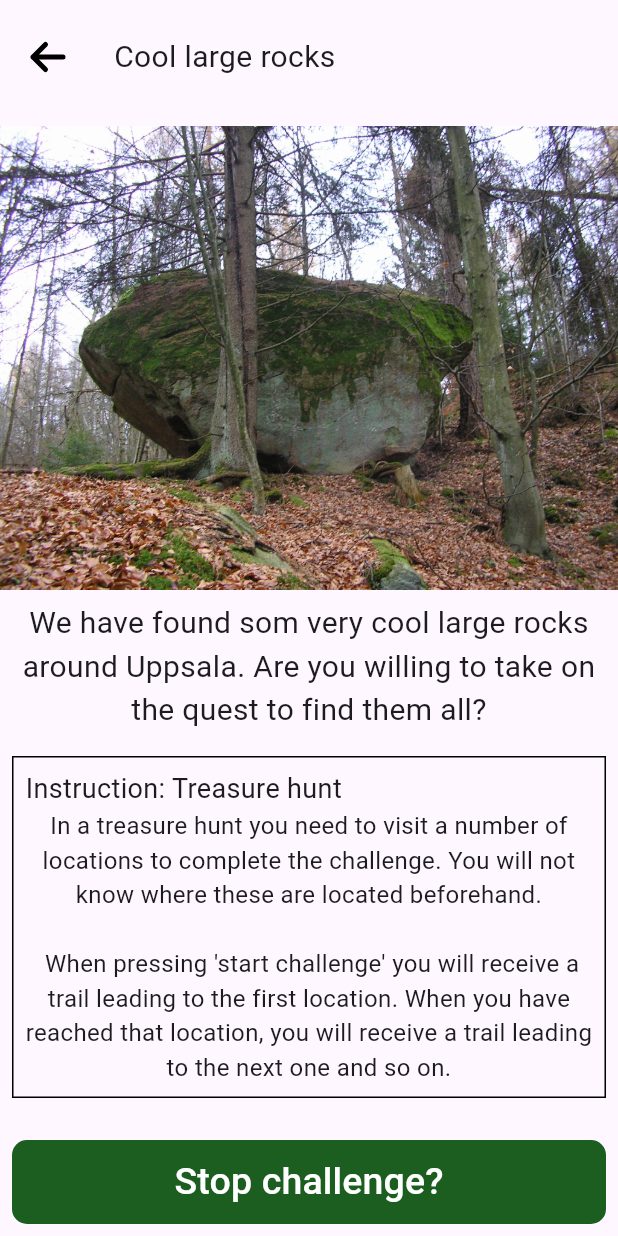
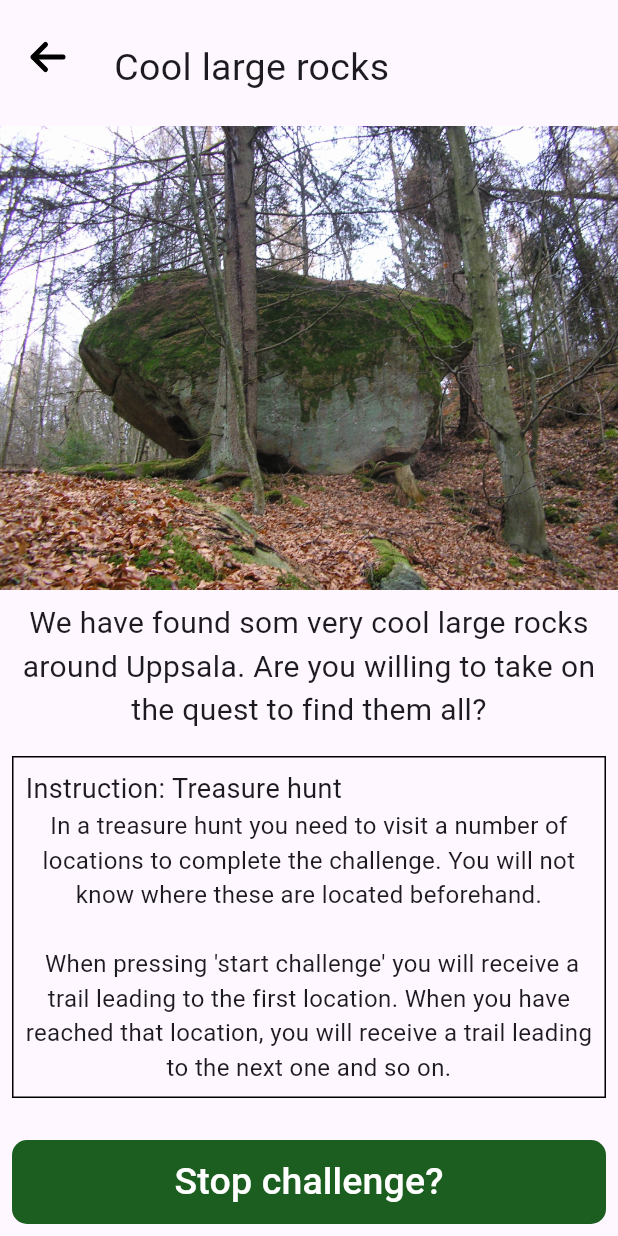
Before and after one commit to Miro-Ali-Akbar/DSP-Fikon, a Flutter app: the screen it shows after launch, after a tap on "Cool large rocks", on a phone screen of 412 x 824 dp. Run offline on Flutter 3.47's test engine with Material 3 defaults, Android fonts, the phone set to English and light mode, and no system bars; our stand-ins replace flutter_svg, geolocator, google_maps_flutter, permission_handler; missing offline and left inert: flutter_config, flutter_polyline_points; network calls fail; Roboto replaces fonts that are missing (InterRegular).

Commit message:
changed font size and added some padding to the text at the top

```diff
--- a/client/lib/pages/individual_challenge_page.dart
+++ b/client/lib/pages/individual_challenge_page.dart
@@ -32,7 +32,13 @@ class _IndividualChallengeState extends State<IndividualChallengePage> {
       body: Column(
         crossAxisAlignment: CrossAxisAlignment.stretch,
         children: [
-          Row(children: [GoBackButton(), Text(widget.challenge.name, style: TextStyle(fontSize: 20))],),
+          Row(
+            children: [
+              GoBackButton(),
+              Padding(
+                padding: const EdgeInsets.only(top: 15.0),
+                child: Text(widget.challenge.name, style: TextStyle(fontSize: 25)),
+              )],),
           Expanded(
             child: SingleChildScrollView(
               child: Column(
```
